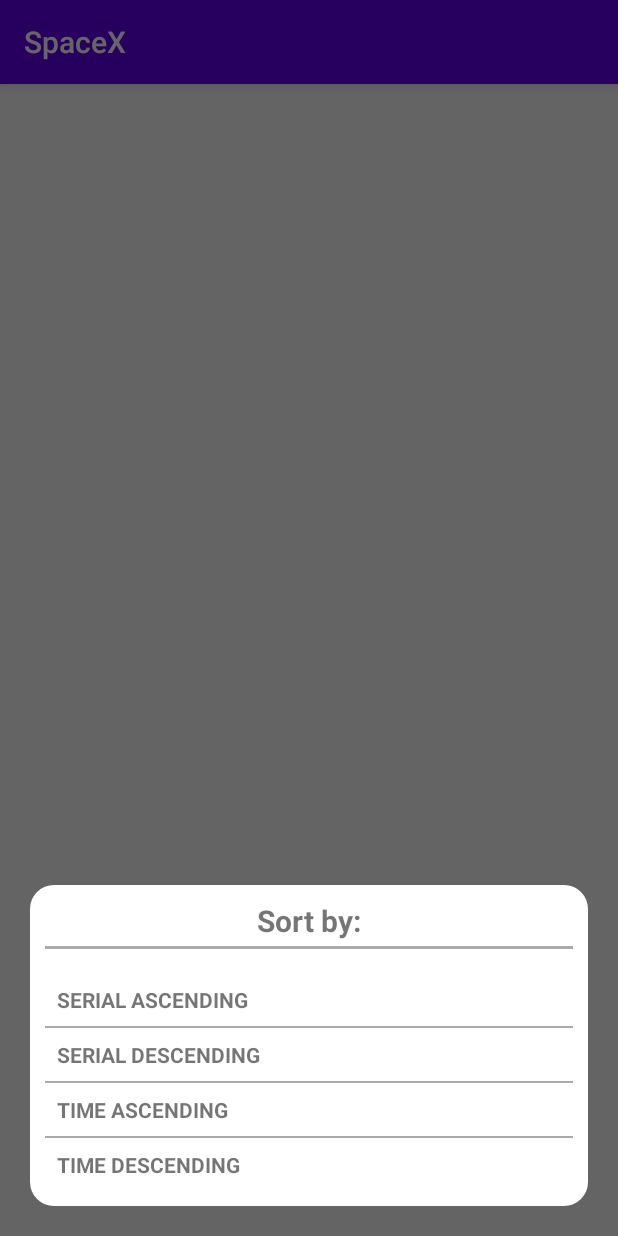
After one commit to wlazlopwl/SpaceXplore, an Android app: the fragment BottomSheetMainSortFragment shown on its own in the app's theme, on a phone screen of 412 x 824 dp. The commit adds this screen. Run offline under Robolectric (Android 15) with nearby library versions, the phone set to English and light mode, and no system bars; network calls fail.

Commit message:
sorting capsules

```diff
--- a/app/src/main/java/com/appdevpwl/spacex/ui/MainActivity.kt
+++ b/app/src/main/java/com/appdevpwl/spacex/ui/MainActivity.kt
@@ -2,6 +2,7 @@ package com.appdevpwl.spacex.ui
 
 import android.os.Bundle
 import android.view.Menu
+import android.view.View
 import com.google.android.material.floatingactionbutton.FloatingActionButton
 import com.google.android.material.snackbar.Snackbar
 import com.google.android.material.navigation.NavigationView
@@ -15,9 +16,11 @@ import androidx.appcompat.app.AppCompatActivity
 import androidx.appcompat.widget.Toolbar
 import com.appdevpwl.spacex.R
 import com.appdevpwl.spacex.ui.home.HomeFragment
+import com.google.android.material.bottomsheet.BottomSheetDialogFragment
 import dagger.android.AndroidInjection
 import dagger.android.support.AndroidSupportInjection
 import dagger.android.support.DaggerAppCompatActivity
+import kotlinx.android.synthetic.main.capsule_sort_top_layout.*
 
 class MainActivity : DaggerAppCompatActivity() {
 
@@ -40,6 +43,7 @@ class MainActivity : DaggerAppCompatActivity() {
             R.id.nav_gallery,
             R.id.nav_slideshow,
             R.id.nav_capsule
+
         ), drawerLayout)
         setupActionBarWithNavController(navController, appBarConfiguration)
         navView.setupWithNavController(navController)
--- /dev/null
+++ b/app/src/main/java/com/appdevpwl/spacex/ui/capsule/BottomSheetMainSortFragment.kt
@@ -0,0 +1,124 @@
+package com.appdevpwl.spacex.ui.capsule
+
+import android.app.Dialog
+import android.os.Bundle
+import android.view.LayoutInflater
+import android.view.View
+import android.view.ViewGroup
+import android.widget.LinearLayout
+import androidx.fragment.app.Fragment
+import androidx.navigation.fragment.findNavController
+import com.appdevpwl.spacex.R
+import com.appdevpwl.spacex.util.CapsulesSortType
+import com.google.android.material.bottomsheet.BottomSheetDialogFragment
+
+
+// TODO: Rename parameter arguments, choose names that match
+// the fragment initialization parameters, e.g. ARG_ITEM_NUMBER
+private const val ARG_PARAM1 = "param1"
+private const val ARG_PARAM2 = "param2"
+
+/**
+ * A simple [Fragment] subclass.
+ * Use the [BottomSheetMainSortFragment.newInstance] factory method to
+ * create an instance of this fragment.
+ */
+class BottomSheetMainSortFragment : BottomSheetDialogFragment() {
+    // TODO: Rename and change types of parameters
+    private var param1: String? = null
+    private var param2: String? = null
+
+    lateinit var linearSerialAsc: LinearLayout
+    lateinit var linearSerialDesc: LinearLayout
+    lateinit var linearTimeAsc: LinearLayout
+    lateinit var linearTimeDesc: LinearLayout
+    var checkedSortTypeOption: Int = 0
+
+
+    override fun onCreate(savedInstanceState: Bundle?) {
+        super.onCreate(savedInstanceState)
+        arguments?.let {
+            param1 = it.getString(ARG_PARAM1)
+            param2 = it.getString(ARG_PARAM2)
+        }
+    }
+
+    override fun onCreateView(
+        inflater: LayoutInflater, container: ViewGroup?,
+        savedInstanceState: Bundle?
+    ): View? {
+
+
+        return inflater.inflate(R.layout.capsule_sort_bottom_sheet_main, container, false)
+    }
+
+    private fun setSelectedOption(capsulesSortType: CapsulesSortType) {
+
+        val capsuleSortTypeName = capsulesSortType.name
+
+        val navController = findNavController()
+        navController.previousBackStackEntry?.savedStateHandle?.set("sort_by", capsuleSortTypeName)
+        dismiss()
+
+    }
+
+    override fun setupDialog(dialog: Dialog, style: Int) {
+        super.setupDialog(dialog, style)
+        val contentView = View.inflate(context, R.layout.capsule_sort_bottom_sheet_main, null)
+        dialog.setContentView(contentView)
+        (contentView.parent as View).setBackgroundColor(resources.getColor(android.R.color.transparent))
+    }
+
+    override fun onViewCreated(view: View, savedInstanceState: Bundle?) {
+        super.onViewCreated(view, savedInstanceState)
+        linearSerialAsc = view.findViewById(R.id.linear_serial_asc)
+        linearSerialDesc = view.findViewById(R.id.linear_serial_desc)
+        linearTimeAsc = view.findViewById(R.id.linear_time_asc)
+        linearTimeDesc = view.findViewById(R.id.linear_time_desc)
+
+
+        val clickListener = View.OnClickListener { view ->
+            when (view.id) {
+                R.id.linear_serial_asc -> {
+                    setSelectedOption(CapsulesSortType.TYPE_ASC)
+                }
+                R.id.linear_serial_desc -> {
+                    setSelectedOption(CapsulesSortType.TYPE_DESC)
+                }
+                R.id.linear_time_asc -> {
+                    setSelectedOption(CapsulesSortType.TIME_ASC)
+                }
+                R.id.linear_time_desc -> {
+                    setSelectedOption(CapsulesSortType.TIME_DESC)
+                }
+            }
+        }
+
+
+        linearSerialAsc.setOnClickListener(clickListener)
+        linearSerialDesc.setOnClickListener(clickListener)
+        linearTimeAsc.setOnClickListener(clickListener)
+        linearTimeDesc.setOnClickListener(clickListener)
+
+
+    }
+
+    companion object {
+        /**
+
+
+         * @param param1 Parameter 1.
+         * @param param2 Parameter 2.
+         * @return A new instance of fragment BottomSheetMainSortFragment.
+         */
+        // TODO: Rename and change types and number of parameters
+        @JvmStatic
+        fun newInstance(param1: String, param2: String) =
+            BottomSheetMainSortFragment().apply {
+                arguments = Bundle().apply {
+                    putString(ARG_PARAM1, param1)
+                    putString(ARG_PARAM2, param2)
+                }
+            }
+    }
+}
--- /dev/null
+++ b/app/src/main/java/com/appdevpwl/spacex/util/CapsulesSortType.kt
@@ -0,0 +1,6 @@
+package com.appdevpwl.spacex.util
+
+enum class CapsulesSortType {
+
+    NONE, TYPE_ASC,TYPE_DESC,TIME_ASC,TIME_DESC
+}
--- /dev/null
+++ b/app/src/main/res/drawable/round_dialog.xml
@@ -0,0 +1,13 @@
+<?xml version="1.0" encoding="utf-8"?>
+<shape xmlns:android="http://schemas.android.com/apk/res/android"
+    android:shape="rectangle"
+>
+    <solid android:color="@android:color/white"/>
+    <corners android:topLeftRadius="@dimen/round_corner_bottom_sheet_dialog"
+             android:topRightRadius="@dimen/round_corner_bottom_sheet_dialog"
+            android:bottomLeftRadius="@dimen/round_corner_bottom_sheet_dialog"
+             android:bottomRightRadius="@dimen/round_corner_bottom_sheet_dialog"
+    />
+
+
+</shape>
--- /dev/null
+++ b/app/src/main/res/layout/capsule_sort_bottom_sheet_main.xml
@@ -0,0 +1,186 @@
+<?xml version="1.0" encoding="utf-8"?>
+<LinearLayout
+        xmlns:android="http://schemas.android.com/apk/res/android"
+        xmlns:app="http://schemas.android.com/apk/res-auto"
+        xmlns:tools="http://schemas.android.com/tools"
+        tools:context=".ui.capsule.BottomSheetMainSortFragment"
+        android:layout_width="match_parent"
+        android:layout_height="wrap_content"
+
+        android:id="@+id/capsule_sort_bottom_sheet_layout"
+        android:orientation="vertical"
+        android:background="@android:color/transparent"
+
+>
+    <LinearLayout
+            android:layout_width="match_parent"
+            android:layout_height="wrap_content"
+            android:layout_margin="20dp"
+            android:padding="10dp"
+            android:orientation="vertical"
+            android:background="@drawable/round_dialog"
+
+    >
+        <TextView
+                android:layout_width="wrap_content"
+                android:layout_height="match_parent"
+                android:text="@string/sortBy"
+                android:textSize="@dimen/largest_text"
+                android:textStyle="bold"
+                android:layout_gravity="center_horizontal"
+                android:layout_marginBottom="3dp"
+
+        >
+
+        </TextView>
+        <View style="@style/MediumDivider"
+              android:layout_marginBottom="16dp"/>
+        <LinearLayout
+                android:id="@+id/linear_serial_asc"
+                android:layout_width="match_parent"
+                android:layout_height="wrap_content"
+                android:padding="@dimen/bottom_sheet_item_padding"
+                android:orientation="horizontal"
+                android:clickable="true"
+                android:background="?android:attr/selectableItemBackground"
+
+
+                android:focusable="true">
+            <TextView
+                    android:layout_width="wrap_content"
+                    android:layout_height="wrap_content"
+                    android:text="@string/sort_by_serial_asc"
+                    android:textStyle="bold"
+                    android:layout_gravity="center_vertical"
+            >
+
+            </TextView>
+            <Space
+                    android:layout_width="0dp"
+                    android:layout_height="wrap_content"
+                    android:layout_weight="1
+"
+            />
+            <ImageView
+                    android:id="@+id/check_icon_serial_asc"
+                    android:layout_width="wrap_content"
+                    android:layout_height="wrap_content"
+            >
+
+            </ImageView>
+
+        </LinearLayout>
+        <View style="@style/SmallDivider"/>
+        <LinearLayout
+                android:id="@+id/linear_serial_desc"
+                android:layout_width="match_parent"
+                android:layout_height="wrap_content"
+                android:padding="@dimen/bottom_sheet_item_padding"
+                android:orientation="horizontal"
+                android:clickable="true"
+                android:background="?android:attr/selectableItemBackground"
+
+
+                android:focusable="true">
+            <TextView
+                    android:layout_width="wrap_content"
+                    android:layout_height="wrap_content"
+                    android:text="@string/sort_by_type_desc"
+                    android:textStyle="bold"
+                    android:layout_gravity="center_vertical"
+            >
+
+            </TextView>
+            <Space
+                    android:layout_width="0dp"
+                    android:layout_height="wrap_content"
+                    android:layout_weight="1
+"
+            />
+            <ImageView
+                    android:id="@+id/check_icon_serial_desc"
+                    android:layout_width="wrap_content"
+                    android:layout_height="wrap_content"
+            >
+
+            </ImageView>
+
+        </LinearLayout>
+        <View style="@style/SmallDivider"/>
+        <LinearLayout
+                android:id="@+id/linear_time_asc"
+                android:layout_width="match_parent"
+                android:layout_height="wrap_content"
+                android:padding="@dimen/bottom_sheet_item_padding"
+                android:orientation="horizontal"
+                android:clickable="true"
+                android:background="?android:attr/selectableItemBackground"
+
+
+                android:focusable="true">
+            <TextView
+                    android:layout_width="wrap_content"
+                    android:layout_height="wrap_content"
+                    android:text="@string/sort_by_time_asc"
+                    android:textStyle="bold"
+                    android:layout_gravity="center_vertical"
+            >
+
+            </TextView>
+            <Space
+                    android:layout_width="0dp"
+                    android:layout_height="wrap_content"
+                    android:layout_weight="1
+"
+            />
+            <ImageView
+                    android:id="@+id/check_icon_time_asc"
+                    android:layout_width="wrap_content"
+                    android:layout_height="wrap_content"
+
+            >
+
+            </ImageView>
+
+        </LinearLayout>
+        <View style="@style/SmallDivider"/>
+        <LinearLayout
+                android:id="@+id/linear_time_desc"
+                android:layout_width="match_parent"
+                android:layout_height="wrap_content"
+                android:padding="@dimen/bottom_sheet_item_padding"
+                android:orientation="horizontal"
+                android:clickable="true"
+                android:background="?android:attr/selectableItemBackground"
+
+                android:focusable="true">
+            <TextView
+                    android:layout_width="wrap_content"
+                    android:layout_height="wrap_content"
+                    android:text="@string/sort_by_time_desc"
+                    android:textStyle="bold"
+                    android:layout_gravity="center_vertical"
+            >
+
+            </TextView>
+            <Space
+                    android:layout_width="wrap_content"
+                    android:layout_height="wrap_content"
+                    android:layout_weight="1"
+            />
+            <ImageView
+                    android:id="@+id/check_icon_time_desc"
+                    android:layout_width="wrap_content"
+                    android:layout_height="wrap_content"
+            >
+
+            </ImageView>
+
+        </LinearLayout>
+    </LinearLayout>
+
+
+
+
+
+</LinearLayout>
--- a/app/src/main/res/values/dimens.xml
+++ b/app/src/main/res/values/dimens.xml
@@ -7,4 +7,7 @@
     <dimen name="fab_margin">16dp</dimen>
     <dimen name="larger_text">16dp</dimen>
     <dimen name="margin_bottom_card_linear">8dp</dimen>
+    <dimen name="bottom_sheet_item_padding">8sp</dimen>
+    <dimen name="round_corner_bottom_sheet_dialog">16dp</dimen>
+    <dimen name="largest_text">20sp</dimen>
 </resources>
--- a/app/src/main/res/values/strings.xml
+++ b/app/src/main/res/values/strings.xml
@@ -23,4 +23,12 @@
     <string name="capsule_no_time_data">No data</string>
     <string name="capsule_landings">Landings</string>
     <string name="capsule_type_serial">Serial | type</string>
+
+    <!-- TODO: Remove or change this placeholder text -->
+    <string name="hello_blank_fragment">Hello blank fragment</string>
+    <string name="sortBy">Sort by:</string>
+    <string name="sort_by_serial_asc">SERIAL ASCENDING</string>
+    <string name="sort_by_type_desc">SERIAL DESCENDING</string>
+    <string name="sort_by_time_asc">TIME ASCENDING</string>
+    <string name="sort_by_time_desc">TIME DESCENDING</string>
 </resources>
--- a/app/src/main/res/values/styles.xml
+++ b/app/src/main/res/values/styles.xml
@@ -2,16 +2,29 @@
 
     <!-- Base application theme. -->
     <style name="AppTheme" parent="Theme.AppCompat.Light.DarkActionBar">
-        <!-- Customize your theme here. -->
+
         <item name="colorPrimary">@color/colorPrimary</item>
         <item name="colorPrimaryDark">@color/colorPrimaryDark</item>
         <item name="colorAccent">@color/colorAccent</item>
     </style>
-    <style name="AppTheme.NoActionBar">
+    <style name="Theme.AppCompat.Light.NoActionBar">
         <item name="windowActionBar">false</item>
         <item name="windowNoTitle">true</item>
     </style>
     <style name="AppTheme.AppBarOverlay" parent="ThemeOverlay.AppCompat.Dark.ActionBar"/>
     <style name="AppTheme.PopupOverlay" parent="ThemeOverlay.AppCompat.Light"/>
 
+    <style name="SmallDivider">
+    <item name="android:layout_width">match_parent</item>
+    <item name="android:layout_height">1dp</item>
+    <item name="android:background">@android:color/darker_gray</item>
+    </style>
+
+    <style name="MediumDivider">
+        <item name="android:layout_width">match_parent</item>
+        <item name="android:layout_height">2dp</item>
+        <item name="android:background">@android:color/darker_gray</item>
+    </style>
+
+
 </resources>
```
Also changed, not shown: app/build.gradle (+7 -7 lines), app/src/main/java/com/appdevpwl/spacex/data/capsules/CapsulesDao.kt (+18 -4 lines), app/src/main/java/com/appdevpwl/spacex/data/capsules/CapsulesRepository.kt (+16 -7 lines), app/src/main/java/com/appdevpwl/spacex/ui/capsule/CapsuleAdapter.kt (+18 -9 lines), app/src/main/java/com/appdevpwl/spacex/ui/capsule/CapsuleFragment.kt (+41 -21 lines), app/src/main/java/com/appdevpwl/spacex/ui/capsule/CapsuleViewModel.kt (+47 -3 lines), app/src/main/res/drawable/ic_check_black_24dp.xml (added, +9 -0 lines), app/src/main/res/layout/capsule_fragment.xml (+9 -2 lines), app/src/main/res/layout/capsule_sort_top_layout.xml (added, +44 -0 lines), app/src/main/res/navigation/mobile_navigation.xml (+7 -1 lines).
